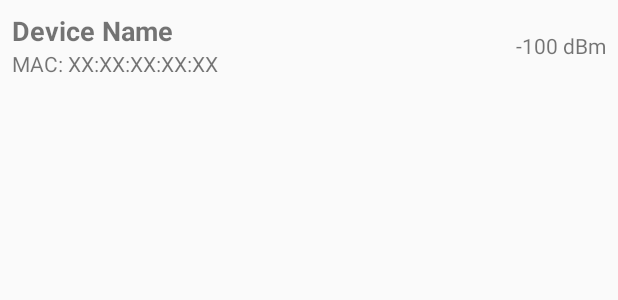
After one commit to LinnesLab/HELPStat, an Android app built with Jetpack Compose: the layout row_scan_result.xml on its own in the app's theme, with its tools: preview values and no code run, on a phone screen of 412 x 824 dp. The commit adds this screen. Shown: the top 300 px of the screen. Run offline under Robolectric (Android 15) with nearby library versions, the phone set to English and light mode, and no system bars.

Commit message:
BLE Scanning and Display
Start & stop a scan, display results of scan to user. Added a filter that only looks for devices with name "HELPStat" to filter out any other device.

```diff
--- a/HELPStat/Software/App/app/build.gradle.kts
+++ b/HELPStat/Software/App/app/build.gradle.kts
@@ -38,6 +38,8 @@ android {
     }
     buildFeatures {
         compose = true
+        dataBinding = true
+        viewBinding = true
     }
     composeOptions {
         kotlinCompilerExtensionVersion = "1.5.1"
--- /dev/null
+++ b/HELPStat/Software/App/app/src/main/res/layout/row_scan_result.xml
@@ -0,0 +1,56 @@
+<?xml version="1.0" encoding="utf-8"?>
+<!--
+  ~ Copyright 2024 Punch Through Design LLC
+  ~
+  ~ Licensed under the Apache License, Version 2.0 (the "License");
+  ~ you may not use this file except in compliance with the License.
+  ~ You may obtain a copy of the License at
+  ~
+  ~     http://www.apache.org/licenses/LICENSE-2.0
+  ~
+  ~ Unless required by applicable law or agreed to in writing, software
+  ~ distributed under the License is distributed on an "AS IS" BASIS,
+  ~ WITHOUT WARRANTIES OR CONDITIONS OF ANY KIND, either express or implied.
+  ~ See the License for the specific language governing permissions and
+  ~ limitations under the License.
+  -->
+
+<androidx.constraintlayout.widget.ConstraintLayout
+    xmlns:android="http://schemas.android.com/apk/res/android"
+    xmlns:app="http://schemas.android.com/apk/res-auto"
+    xmlns:tools="http://schemas.android.com/tools"
+    android:layout_width="match_parent"
+    android:layout_height="wrap_content"
+    android:padding="8dp"
+    android:background="?android:attr/selectableItemBackground">
+
+    <TextView
+        android:id="@+id/device_name"
+        android:layout_width="wrap_content"
+        android:layout_height="wrap_content"
+        android:textSize="18sp"
+        android:textStyle="bold"
+        app:layout_constraintTop_toTopOf="parent"
+        app:layout_constraintStart_toStartOf="parent"
+        tools:text="Device Name" />
+
+    <TextView
+        android:id="@+id/mac_address"
+        android:layout_width="wrap_content"
+        android:layout_height="wrap_content"
+        android:textSize="14sp"
+        app:layout_constraintTop_toBottomOf="@id/device_name"
+        app:layout_constraintStart_toStartOf="parent"
+        tools:text="MAC: XX:XX:XX:XX:XX" />
+
+    <TextView
+        android:id="@+id/signal_strength"
+        android:layout_width="wrap_content"
+        android:layout_height="wrap_content"
+        android:textSize="14sp"
+        app:layout_constraintTop_toTopOf="parent"
+        app:layout_constraintBottom_toBottomOf="parent"
+        app:layout_constraintEnd_toEndOf="parent"
+        tools:text="-100 dBm" />
+
+</androidx.constraintlayout.widget.ConstraintLayout>
```
Also changed, not shown: HELPStat/Software/App/app/src/main/java/com/example/helpstat/MainActivity.kt (+61 -6 lines), HELPStat/Software/App/app/src/main/java/com/example/helpstat/ScanResultAdapter.kt (added, +50 -0 lines), HELPStat/Software/App/app/src/main/res/layout/activity_main.xml (+11 -3 lines), HELPStat/Software/App/app/src/main/res/layout/row_characteristic.xml (added, +49 -0 lines).
